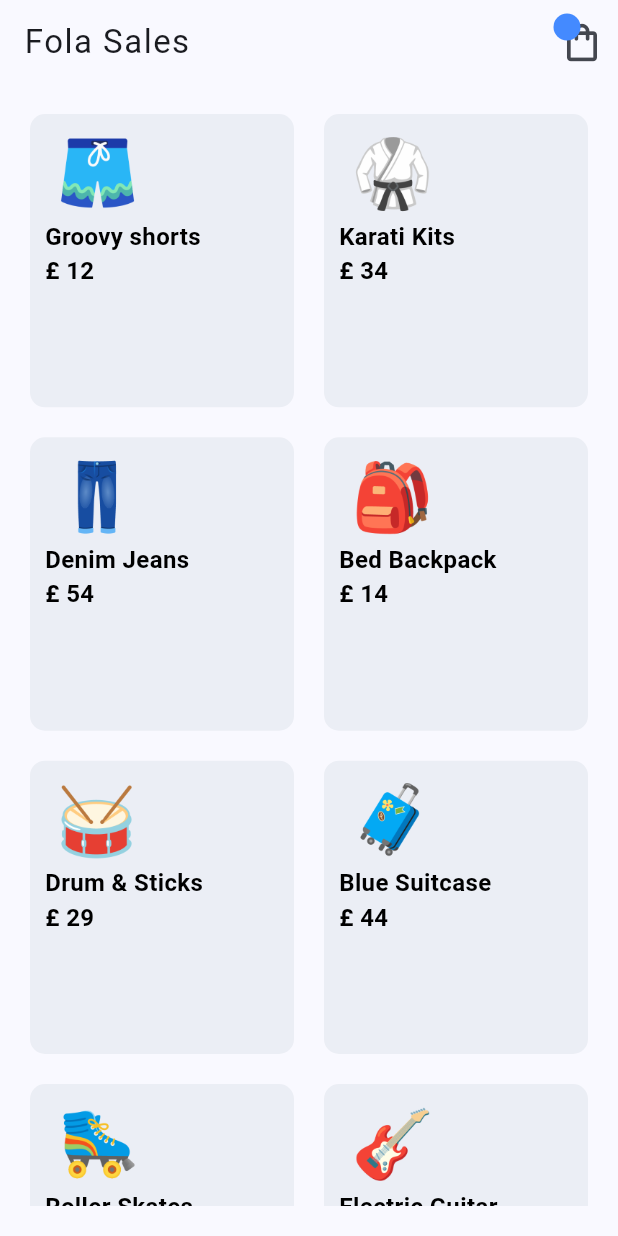
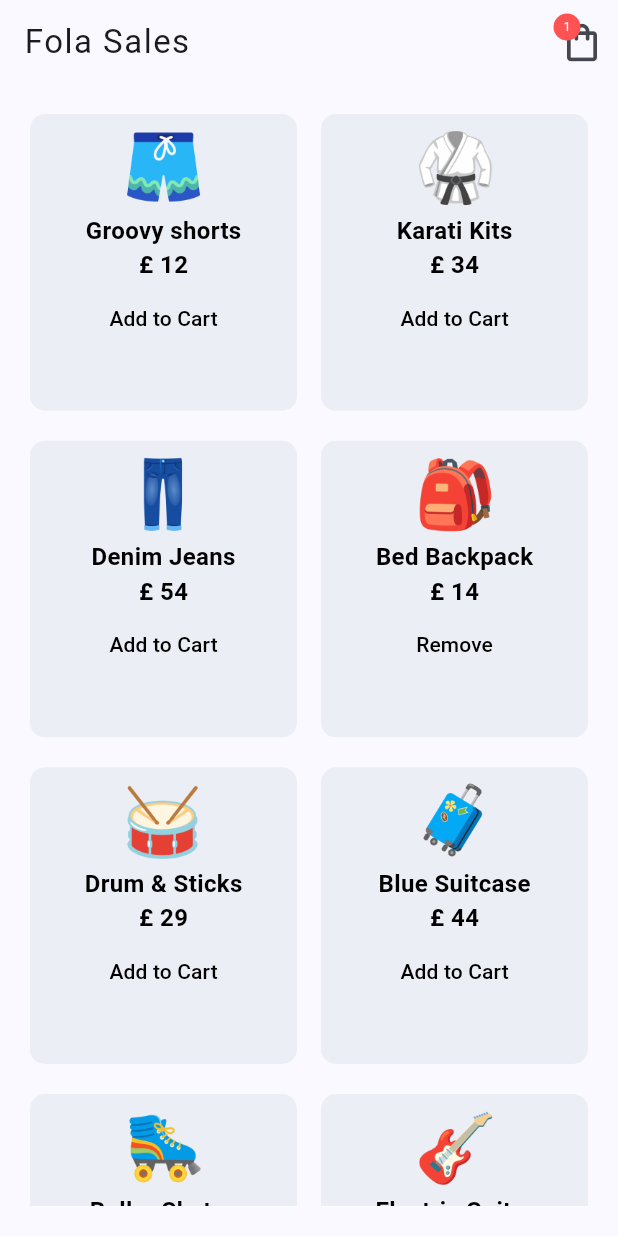
Before and after one commit to Legendary-Folah/flutter-riverpod, a Flutter app: the screen it shows after launch, on a phone screen of 412 x 824 dp. Run offline on Flutter 3.47's test engine with Material 3 defaults, Android fonts, the phone set to English and light mode, and no system bars; our stand-ins replace flutter_riverpod, riverpod_annotation; generated files the repository leaves out were written again.

Commit message:
adding to cart and removing from cart using notifierProvider

```diff
--- a/lib/screens/cart/cart_screen.dart
+++ b/lib/screens/cart/cart_screen.dart
@@ -1,6 +1,6 @@
 import 'package:flutter/material.dart';
 import 'package:flutter_riverpod/flutter_riverpod.dart';
-import 'package:riverpod_files/providers/products_provider.dart';
+import 'package:riverpod_files/providers/cart_provider.dart';
 
 class CartScreen extends ConsumerStatefulWidget {
   const CartScreen({super.key});
@@ -14,7 +14,7 @@ class _CartScreenState extends ConsumerState<CartScreen> {
 
   @override
   Widget build(BuildContext context) {
-    final cartProducts = ref.watch(reducedProductsProvider);
+    final cartProducts = ref.watch(cartNotifierProvider);
     return Scaffold(
       appBar: AppBar(
         title: const Text('Your Cart'),
@@ -64,7 +64,7 @@ class _CartScreenState extends ConsumerState<CartScreen> {
                     ],
                   ),
                 );
-              }).toList(), // output cart products here
+              }).toList(),
             ),
 
             // output totals here
--- a/lib/screens/home/home_screen.dart
+++ b/lib/screens/home/home_screen.dart
@@ -1,5 +1,6 @@
 import 'package:flutter/material.dart';
 import 'package:flutter_riverpod/flutter_riverpod.dart';
+import 'package:riverpod_files/providers/cart_provider.dart';
 import 'package:riverpod_files/providers/products_provider.dart';
 import 'package:riverpod_files/screens/details/details.dart';
 import 'package:riverpod_files/shared/cart_icon.dart';
@@ -10,6 +11,7 @@ class HomeScreen extends ConsumerWidget {
   @override
   Widget build(BuildContext context, WidgetRef ref) {
     final allProducts = ref.watch(productsProvider);
+    final cartProducts = ref.watch(cartNotifierProvider);
     return Scaffold(
       appBar: AppBar(
         title: Text(
@@ -27,7 +29,7 @@ class HomeScreen extends ConsumerWidget {
           gridDelegate: const SliverGridDelegateWithFixedCrossAxisCount(
             crossAxisCount: 2,
             mainAxisSpacing: 20,
-            crossAxisSpacing: 20,
+            crossAxisSpacing: 16,
             childAspectRatio: 0.9,
           ),
           itemBuilder: (context, index) {
@@ -45,9 +47,9 @@ class HomeScreen extends ConsumerWidget {
                   borderRadius: BorderRadius.circular(10),
                   color: Colors.blueGrey.withOpacity(0.09),
                 ),
-                padding: const EdgeInsets.all(10),
+                padding: const EdgeInsets.all(6),
                 child: Column(
-                  crossAxisAlignment: CrossAxisAlignment.start,
+                  crossAxisAlignment: CrossAxisAlignment.center,
                   children: [
                     Image.asset(
                       allProducts[index].image,
@@ -69,7 +71,31 @@ class HomeScreen extends ConsumerWidget {
                         color: Colors.black,
                         fontWeight: FontWeight.bold,
                       ),
-                    )
+                    ),
+                    if (cartProducts.contains(allProducts[index]))
+                      TextButton(
+                        onPressed: () {
+                          ref
+                              .read(cartNotifierProvider.notifier)
+                              .removeProducts(allProducts[index]);
+                        },
+                        child: const Text(
+                          'Remove',
+                          style: TextStyle(color: Colors.black),
+                        ),
+                      ),
+                    if (!cartProducts.contains(allProducts[index]))
+                      TextButton(
+                        onPressed: () {
+                          ref
+                              .read(cartNotifierProvider.notifier)
+                              .addProducts(allProducts[index]);
+                        },
+                        child: const Text(
+                          'Add to Cart',
+                          style: TextStyle(color: Colors.black),
+                        ),
+                      )
                   ],
                 ),
               ),
--- a/lib/shared/cart_icon.dart
+++ b/lib/shared/cart_icon.dart
@@ -1,11 +1,14 @@
 import 'package:flutter/material.dart';
+import 'package:flutter_riverpod/flutter_riverpod.dart';
+import 'package:riverpod_files/providers/products_provider.dart';
 import 'package:riverpod_files/screens/cart/cart_screen.dart';
 
-class CartIcon extends StatelessWidget {
+class CartIcon extends ConsumerWidget {
   const CartIcon({super.key});
 
   @override
-  Widget build(BuildContext context) {
+  Widget build(BuildContext context, WidgetRef ref) {
+    final allAddedProducts = ref.watch(productsProvider);
     return Stack(
       children: [
         IconButton(
@@ -33,7 +36,14 @@ class CartIcon extends StatelessWidget {
             alignment: Alignment.center,
             decoration: BoxDecoration(
               borderRadius: BorderRadius.circular(10),
-              color: Colors.blueAccent,
+              color: Colors.redAccent,
+            ),
+            child: const Text(
+              "1",
+              style: TextStyle(
+                color: Colors.white,
+                fontSize: 8,
+              ),
             ),
           ),
         ),
```
Also changed, not shown: lib/providers/cart_provider.dart (+35 -6 lines).
